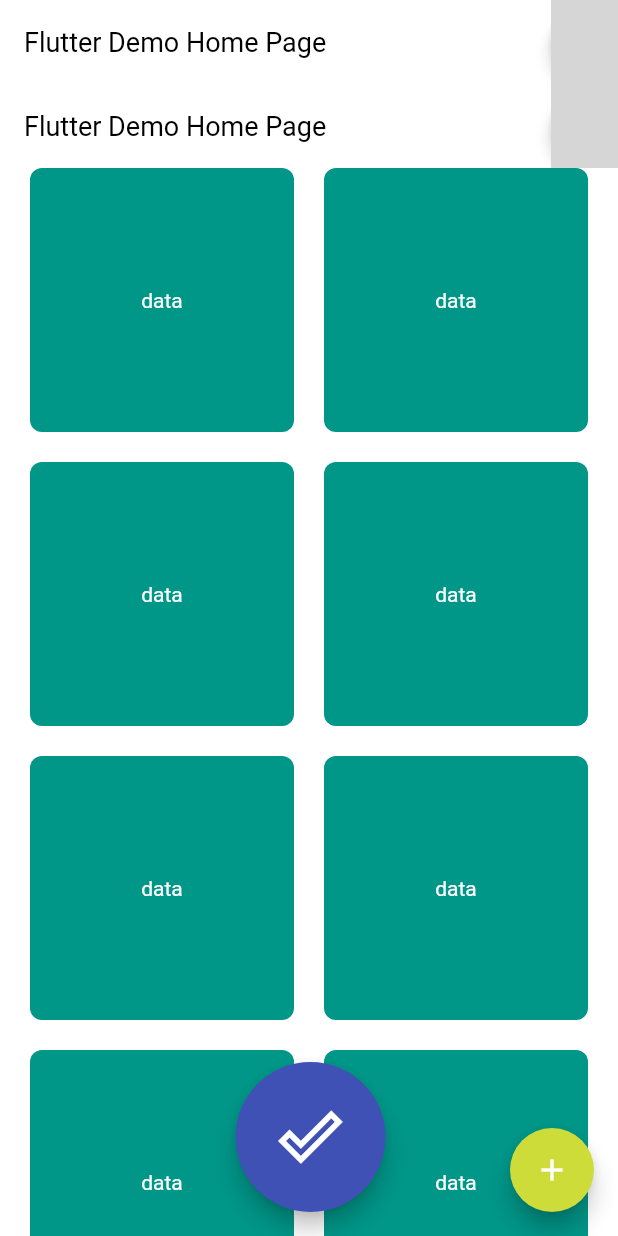
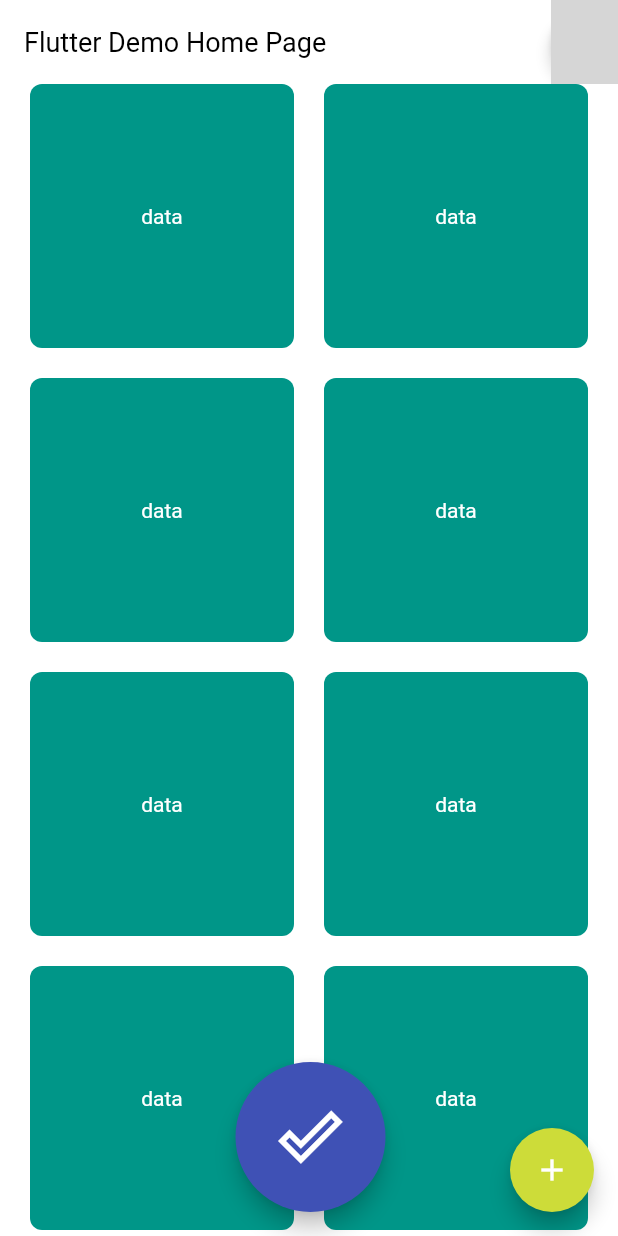
Before and after one commit to maemae-dev/mochapp, a Flutter app: the screen it shows after launch, on a phone screen of 412 x 824 dp. Run offline on Flutter 3.47's test engine with Material 2 defaults, Android fonts, the phone set to English and light mode, and no system bars; network calls fail; grey boxes are pictures that could not be loaded.

Commit message:
tag問題

```diff
--- a/lib/screens/home.dart
+++ b/lib/screens/home.dart
@@ -24,25 +24,6 @@ class _MyHomePageState extends State<MyHomePage> {
     }
 
     return Scaffold(
-      appBar: AppBar(
-        title: Text(widget.title),
-        actions: <Widget>[
-          Material(
-            elevation: 4.0,
-            shape: CircleBorder(),
-            clipBehavior: Clip.hardEdge,
-            color: Colors.transparent,
-            child: Ink.image(
-              width: 45,
-              height: 45,
-              image: NetworkImage(
-                  'https://pbs.twimg.com/profile_images/801866113017475072/235h8WlK_reasonably_small.jpg'),
-              fit: BoxFit.cover,
-              child: InkWell(onTap: navigateAccount),
-            ),
-          ),
-        ],
-      ),
       body: CustomScrollView(
         slivers: <Widget>[
           SliverAppBar(
@@ -87,12 +68,14 @@ class _MyHomePageState extends State<MyHomePage> {
             width: 100.0,
             child: FittedBox(
               child: FloatingActionButton(
+                heroTag: 'random',
                 onPressed: navigateAccount,
                 child: Icon(Icons.done_outline),
               ),
             ),
           ),
           FloatingActionButton(
+            heroTag: 'newRoom',
             backgroundColor: Colors.lime,
             onPressed: _incrementCounter,
             tooltip: 'Increment',
```
